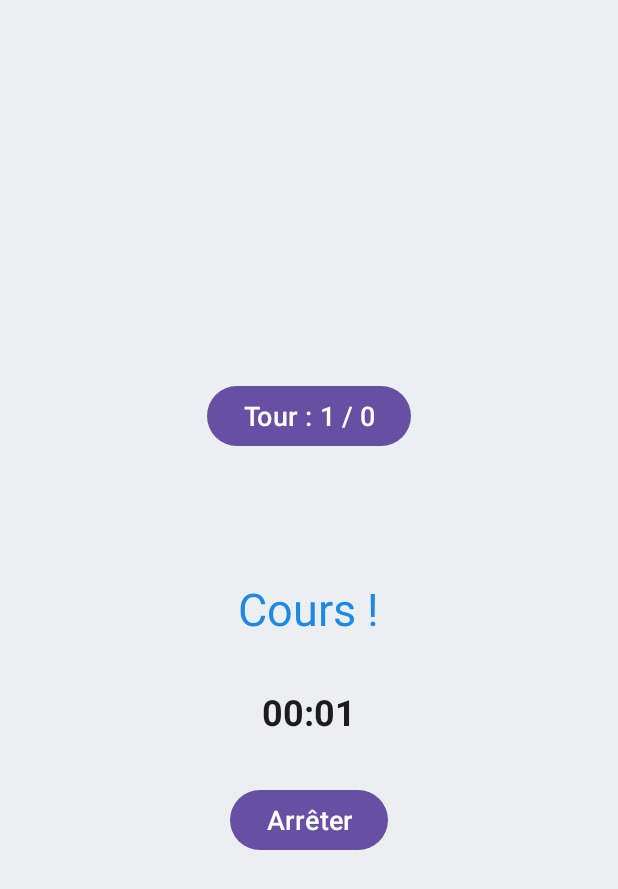
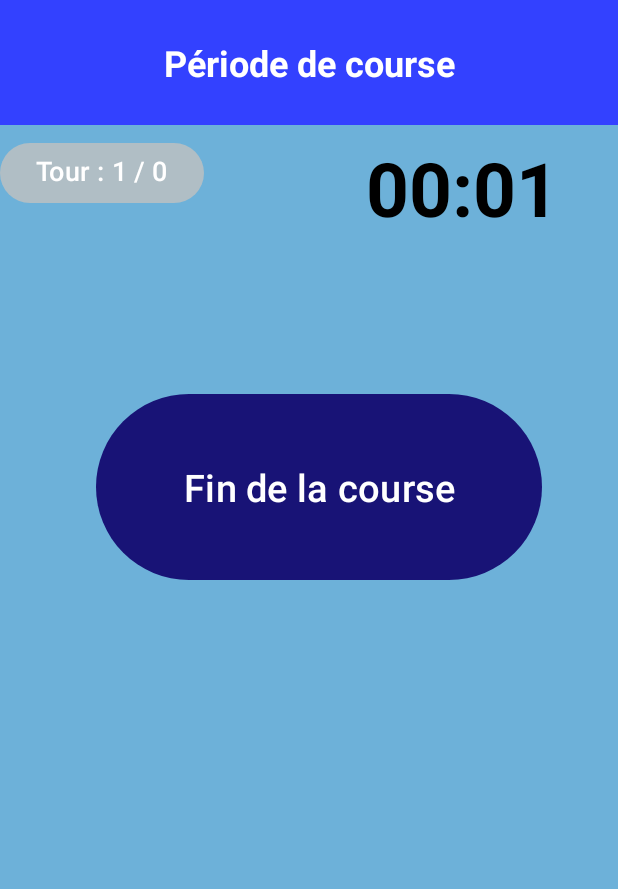
Before and after one commit to Nathuer/application_laser_run, an Android app: the RunActivity screen opened directly, with no data from a screen before it, on a phone screen of 412 x 824 dp. Shown: the top 889 px of the screen. Run offline under Robolectric (Android 15) with nearby library versions, the phone set to English and light mode, and no system bars; our stand-ins replace Room's generated code.

Commit message:
commit beaucoup de design

```diff
--- a/app/build.gradle.kts
+++ b/app/build.gradle.kts
@@ -45,7 +45,6 @@ dependencies {
 
     implementation("androidx.room:room-runtime:2.6.1")
     implementation("androidx.room:room-ktx:2.6.1")
-    implementation(libs.play.services.maps)
     kapt("androidx.room:room-compiler:2.6.1")
 
     // Maps
--- a/app/src/main/java/com/example/application_laser_run/activity/MainActivity.kt
+++ b/app/src/main/java/com/example/application_laser_run/activity/MainActivity.kt
@@ -38,6 +38,12 @@ class MainActivity : AppCompatActivity() {
         val statPerf = findViewById<Button>(R.id.statPerf)
         statPerf.setOnClickListener {
             val intent = Intent(this, PerformanceActivity::class.java)
+            startActivity(intent)
+        }
+
+        val maps = findViewById<Button>(R.id.maps)
+        maps.setOnClickListener {
+            val intent = Intent(this, MapsActivity::class.java)
             startActivity(intent)
         }
         fetchCategories()
--- /dev/null
+++ b/app/src/main/res/drawable/rounded_background.xml
@@ -0,0 +1,5 @@
+<?xml version="1.0" encoding="utf-8"?>
+<shape xmlns:android="http://schemas.android.com/apk/res/android">
+    <solid android:color="@color/colorButtonCat"/> <!-- Utilisation de la couleur déjà définie -->
+    <corners android:radius="20000dp"/> <!-- Coins arrondis avec un rayon de 16dp -->
+</shape>
--- a/app/src/main/res/layout/activity_performance.xml
+++ b/app/src/main/res/layout/activity_performance.xml
@@ -24,7 +24,7 @@
         android:id="@+id/retour"
         android:layout_width="wrap_content"
         android:layout_height="wrap_content"
-        android:text="Retour"
+        android:text="@string/retour"
         app:layout_constraintTop_toBottomOf="@id/listViewPerformance"
         app:layout_constraintStart_toStartOf="parent"
         app:layout_constraintEnd_toEndOf="parent"
--- a/app/src/main/res/layout/activity_run.xml
+++ b/app/src/main/res/layout/activity_run.xml
@@ -1,62 +1,76 @@
 <?xml version="1.0" encoding="utf-8"?>
-<LinearLayout xmlns:android="http://schemas.android.com/apk/res/android"
+<androidx.constraintlayout.widget.ConstraintLayout
+    xmlns:android="http://schemas.android.com/apk/res/android"
     xmlns:app="http://schemas.android.com/apk/res-auto"
     xmlns:tools="http://schemas.android.com/tools"
     android:id="@+id/main"
     android:layout_width="match_parent"
     android:layout_height="match_parent"
-    android:background="@color/backgroundColor"
-    android:gravity="center"
-    android:orientation="vertical"
+    android:padding="16dp"
+    android:background="@color/background_color"
     tools:context=".activity.RunActivity">
+
+    <TextView
+        android:id="@+id/textView"
+        android:layout_width="match_parent"
+        android:layout_height="wrap_content"
+        android:layout_marginBottom="25dp"
+        android:background="#3341FF"
+        android:gravity="center"
+        android:padding="25dp"
+        android:paddingBottom="16dp"
+        android:text="@string/course"
+        android:textColor="#FFFFFF"
+        android:textSize="24sp"
+        android:textStyle="bold"
+        app:layout_constraintEnd_toEndOf="parent"
+        app:layout_constraintStart_toStartOf="parent"
+        app:layout_constraintTop_toTopOf="parent" />
+
 
     <!-- Affichage du nombre de tours -->
     <Button
         android:id="@+id/lapCount"
         android:layout_width="wrap_content"
         android:layout_height="wrap_content"
-        android:text="Tour : 1 / X"
+        android:layout_marginTop="8dp"
+        android:gravity="left"
+        android:text="@string/tour"
         android:textSize="18sp"
-        app:layout_constraintTop_toTopOf="parent"
+        app:backgroundTint="@color/borderColor"
+        app:layout_constraintEnd_toEndOf="parent"
+        app:layout_constraintHorizontal_bias="0.0"
         app:layout_constraintStart_toStartOf="parent"
-        app:layout_constraintEnd_toEndOf="parent"/>
+        app:layout_constraintTop_toBottomOf="@+id/textView" />
 
     <!-- Chronomètre -->
-
-    <TextView
-        android:id="@+id/textViewRun"
-        android:layout_width="wrap_content"
-        android:layout_height="wrap_content"
-        android:layout_marginTop="84dp"
-        android:text="Cours !"
-        android:textColor="@color/primaryTextColor"
-        android:textSize="30sp"
-        app:layout_constraintEnd_toEndOf="parent"
-        app:layout_constraintHorizontal_bias="0.498"
-        app:layout_constraintStart_toStartOf="parent"
-        app:layout_constraintTop_toBottomOf="@+id/stop" />
-
     <Chronometer
         android:id="@+id/chronoRun"
         android:layout_width="wrap_content"
         android:layout_height="wrap_content"
-        android:textSize="24sp"
+        android:textSize="50sp"
         android:textStyle="bold"
-        app:layout_constraintTop_toBottomOf="@id/lapCount"
+        android:textColor="@color/black"
+        app:layout_constraintEnd_toEndOf="parent"
+        app:layout_constraintHorizontal_bias="0.862"
         app:layout_constraintStart_toStartOf="parent"
-        app:layout_constraintEnd_toEndOf="parent"
-        android:layout_marginTop="32dp"/>
+        app:layout_constraintTop_toTopOf="@+id/lapCount" />
 
     <!-- Bouton d'arrêt -->
     <Button
         android:id="@+id/stop"
-        android:layout_width="wrap_content"
-        android:layout_height="wrap_content"
-        android:text="Arrêter"
-        android:textSize="18sp"
-        app:layout_constraintTop_toBottomOf="@id/chronoRun"
+        android:layout_width="297dp"
+        android:layout_height="124dp"
+        android:layout_marginTop="104dp"
+        android:background="@drawable/rounded_background"
+        android:padding="22dp"
+        android:text="@string/fin_course"
+        android:textColor="#FFFFFF"
+        android:textSize="25sp"
+        app:backgroundTint="@color/colorButtonCat"
+        app:layout_constraintEnd_toEndOf="parent"
+        app:layout_constraintHorizontal_bias="0.561"
         app:layout_constraintStart_toStartOf="parent"
-        app:layout_constraintEnd_toEndOf="parent"
-        android:layout_marginTop="32dp"/>
+        app:layout_constraintTop_toBottomOf="@id/chronoRun" />
 
-</LinearLayout>
+</androidx.constraintlayout.widget.ConstraintLayout>
--- a/app/src/main/res/values/colors.xml
+++ b/app/src/main/res/values/colors.xml
@@ -1,8 +1,10 @@
 <resources>
-    <color name="backgroundColor">#ECEFF1</color>
+    <color name="background_color">#6DB1D9</color>
     <color name="primaryTextColor">#1E88E5</color>
     <color name="borderColor">#B0BEC5</color>
     <color name="black">#FF000000</color>
     <color name="white">#FFFFFFFF</color>
+    <color name="colorButtonCat">#181376</color>
+
 
 </resources>
```
Also changed, not shown: app/src/main/java/com/example/application_laser_run/activity/MyApplication.kt (added, +51 -0 lines), app/src/main/java/com/example/application_laser_run/activity/StatActivity.kt (+11 -12 lines), app/src/main/res/layout/activity_category_choose.xml (+38 -23 lines), app/src/main/res/layout/activity_main.xml (+51 -12 lines), app/src/main/res/layout/activity_shoot.xml (+24 -28 lines), app/src/main/res/layout/activity_stat.xml (+33 -12 lines), app/src/main/res/layout/category_item.xml (+10 -4 lines), app/src/main/res/layout/performance_item.xml (+8 -8 lines), app/src/main/res/values/strings.xml (+21 -0 lines).
